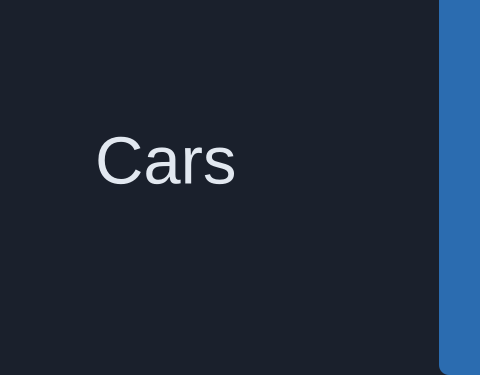
Before: the Qt Designer form ui/interface.ui in LuAndre49/Andre-s-Car-Viewing-Application, drawn with Qt 5; both pictures show x 474 to 954 and y 365 to 740 of the 1113 by 740 pixel window.
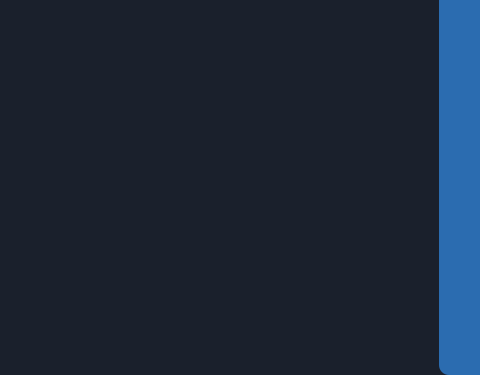
After: the same form once the commit is applied. The open tabs and pages were chosen to show the change. Icons and pictures are not drawn. Custom widgets are drawn as their Qt base class.

What changed in the file:
```diff
--- a/ui/interface.ui
+++ b/ui/interface.ui
@@ -546,27 +546,7 @@
               </property>
              </widget>
             </widget>
-            <widget class="QWidget" name="carsPage">
-             <widget class="QLabel" name="label_5">
-              <property name="geometry">
-               <rect>
-                <x>360</x>
-                <y>370</y>
-                <width>291</width>
-                <height>151</height>
-               </rect>
-              </property>
-              <property name="font">
-               <font>
-                <family>Segoe UI</family>
-                <pointsize>50</pointsize>
-               </font>
-              </property>
-              <property name="text">
-               <string>Cars</string>
-              </property>
-             </widget>
-            </widget>
+            <widget class="QWidget" name="carsPage"/>
             <widget class="QWidget" name="comparePage">
              <widget class="QLabel" name="label_6">
               <property name="geometry">
```
Left out of the diff: 30 changed lines with no effect on the pictures.
